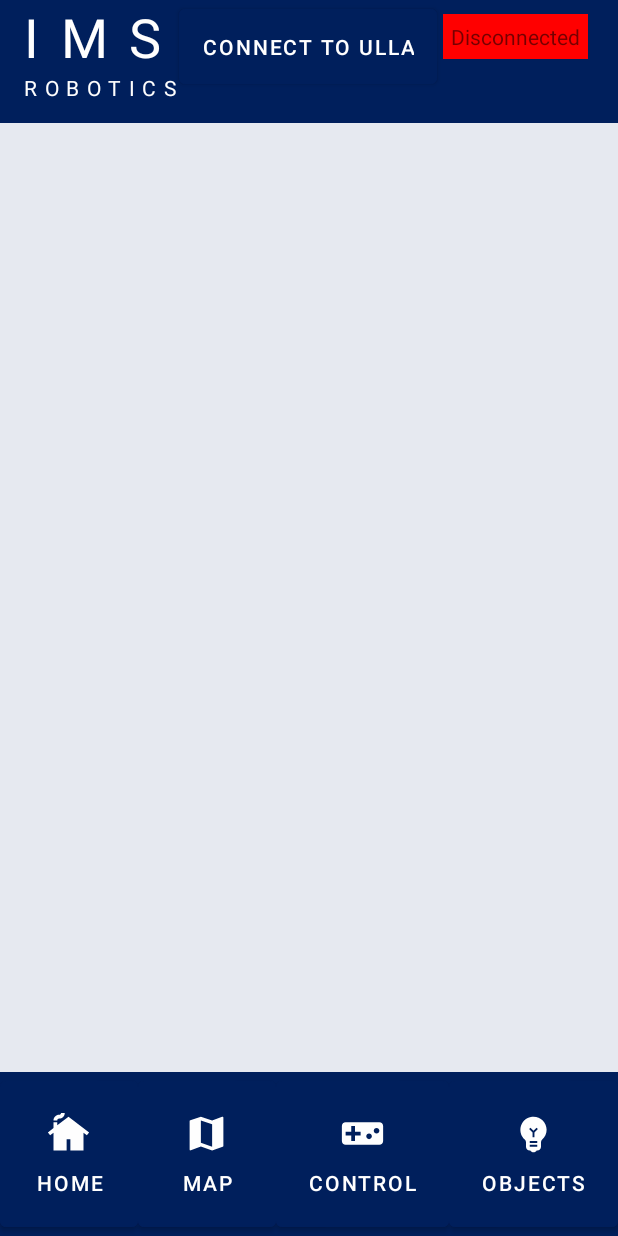
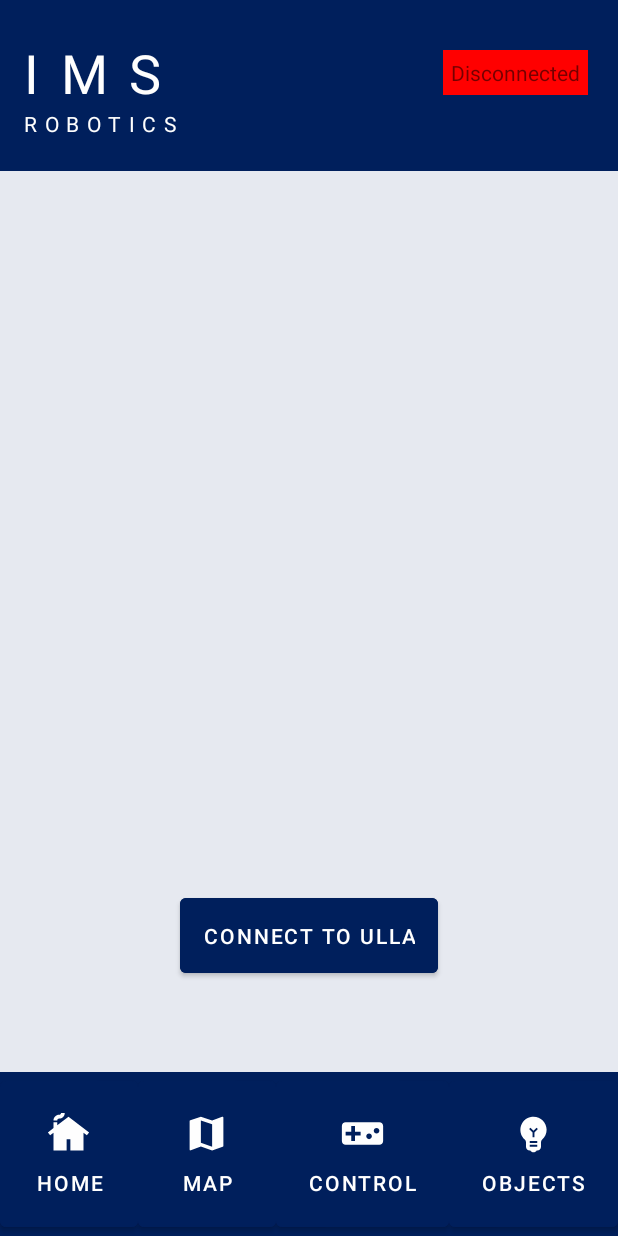
Before and after one commit to IMSGroup4/Application, an Android app: the layout home_activity.xml on its own in the app's theme, with its tools: preview values and no code run, on a phone screen of 412 x 824 dp. Run offline under Robolectric (Android 15) with nearby library versions, the phone set to English and light mode, and no system bars.

Commit message:
connected startActivity with home activty

```diff
--- a/app/src/main/AndroidManifest.xml
+++ b/app/src/main/AndroidManifest.xml
@@ -23,6 +23,9 @@
             </intent-filter>
         </activity>
 
+
+        <activity android:name=".HomeActivity"></activity>
+
     </application>
 
 </manifest>
--- a/app/src/main/java/com/example/ulla_app/HomeActivity.kt
+++ b/app/src/main/java/com/example/ulla_app/HomeActivity.kt
@@ -8,6 +8,7 @@ class HomeActivity : AppCompatActivity() {
 
     override fun onCreate(savedInstanceState: Bundle?) {
         super.onCreate(savedInstanceState)
+        this.supportActionBar?.hide()
         setContentView(R.layout.home_activity)
     }
 }
--- a/app/src/main/res/layout/home_activity.xml
+++ b/app/src/main/res/layout/home_activity.xml
@@ -7,16 +7,19 @@
     android:background="@color/bg">
 
     <LinearLayout
+        android:id="@+id/linearLayout"
         android:layout_width="match_parent"
         android:layout_height="wrap_content"
-        tools:ignore="MissingConstraints"
         android:background="@color/main_color"
-        android:paddingBottom="16dp">
+        android:paddingBottom="24sp"
+        tools:ignore="MissingConstraints">
 
         <androidx.constraintlayout.widget.ConstraintLayout
             android:layout_width="match_parent"
             android:layout_height="wrap_content"
+            android:paddingTop="24sp"
             tools:ignore="MissingConstraints">
+
             <TextView
                 android:id="@+id/IMS"
                 android:layout_width="wrap_content"
@@ -68,12 +71,10 @@
         </androidx.constraintlayout.widget.ConstraintLayout>
 
 
-
-
-
     </LinearLayout>
 
     <LinearLayout
+        android:id="@+id/linearLayout2"
         android:layout_width="match_parent"
         android:layout_height="wrap_content"
         android:background="@color/main_color"
@@ -127,12 +128,12 @@
         android:id="@+id/connectButton"
         android:layout_width="wrap_content"
         android:layout_height="wrap_content"
+        android:backgroundTint="@color/main_color"
+        android:padding="15sp"
         android:text="@string/connect_ulla"
+        app:layout_constraintBottom_toTopOf="@+id/linearLayout2"
         app:layout_constraintEnd_toEndOf="parent"
-        app:layout_constraintHorizontal_bias="0.497"
+        android:layout_marginBottom="60sp"
         app:layout_constraintStart_toStartOf="parent"
-        android:backgroundTint="@color/main_color"
-        tools:ignore="MissingConstraints"
-        android:padding="15sp"
-        tools:layout_editor_absoluteY="478dp" />
+        tools:ignore="MissingConstraints" />
 </androidx.constraintlayout.widget.ConstraintLayout>
```
Lines whose indentation alone changed are shown as unchanged.
